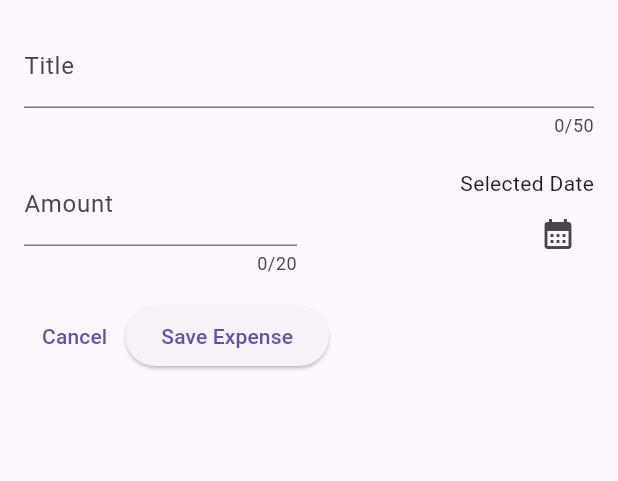
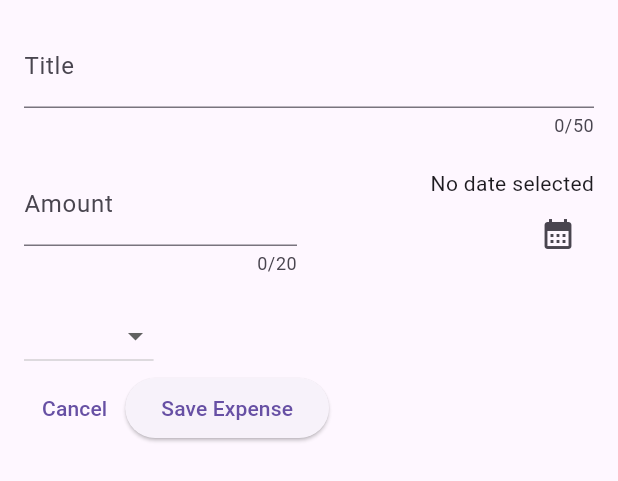
Before and after one commit to adeyemiiiii7/expeense_tracker, a Flutter app: the NewExpense widget shown alone on an empty page, opened directly, on a phone screen of 412 x 824 dp. Shown: the top 481 px of the screen. Run offline on Flutter 3.47's test engine with Material 2 defaults, Android fonts, the phone set to English and light mode, and no system bars; our stand-ins replace google_fonts.

Commit message:
modified:   lib/widgets/new_expense.dart

```diff
--- a/lib/widgets/new_expense.dart
+++ b/lib/widgets/new_expense.dart
@@ -1,5 +1,8 @@
 import 'package:flutter/material.dart';
 import 'dart:developer';
+import 'package:intl/intl.dart';
+
+import '../models/expense.dart';
 
 class NewExpense extends StatefulWidget {
   const NewExpense({super.key});
@@ -11,15 +14,24 @@ class NewExpense extends StatefulWidget {
 class _NewExpenseState extends State<NewExpense> {
   final _titleController = TextEditingController();
   final _amountController = TextEditingController();
-  void _presentDataPicker() {
+  DateTime? _selectedDate;
+  Category _selectedCategory = Category.leisure;
+
+  void _presentDataPicker() async {
     final now = DateTime.now();
     final firstDate = DateTime(now.year - 1, now.month, now.day);
-    showDatePicker(
+    final pickedDate = await showDatePicker(
       context: context,
       initialDate: now,
       firstDate: firstDate,
       lastDate: now,
     );
+    setState(() {
+      _selectedDate = pickedDate;
+    });
+    //.then((value) {
+
+    // },);
   }
 
   @override
@@ -60,7 +72,11 @@ class _NewExpenseState extends State<NewExpense> {
                   mainAxisAlignment: MainAxisAlignment.end,
                   crossAxisAlignment: CrossAxisAlignment.end,
                   children: [
-                    const Text('Selected Date'),
+                    Text(
+                      _selectedDate == null
+                          ? 'No date selected'
+                          : formatter.format(_selectedDate!),
+                    ),
                     IconButton(
                       onPressed: _presentDataPicker,
                       icon: const Icon(Icons.calendar_month),
@@ -71,6 +87,21 @@ class _NewExpenseState extends State<NewExpense> {
             ],
           ),
           const SizedBox(height: 16),
+          Row(
+            children: [
+              DropdownButton<Category>(
+                items: Category.values.map((category) {
+                  return DropdownMenuItem<Category>(
+                    value: category,
+                    child: Text(category.name.toUpperCase()),
+                  );
+                }).toList(),
+                onChanged: (Category? value) {
+                  // Handle dropdown value change here
+                },
+              ),
+            ],
+          ),
           Row(
             mainAxisAlignment: MainAxisAlignment.start,
             crossAxisAlignment: CrossAxisAlignment.start,
```
